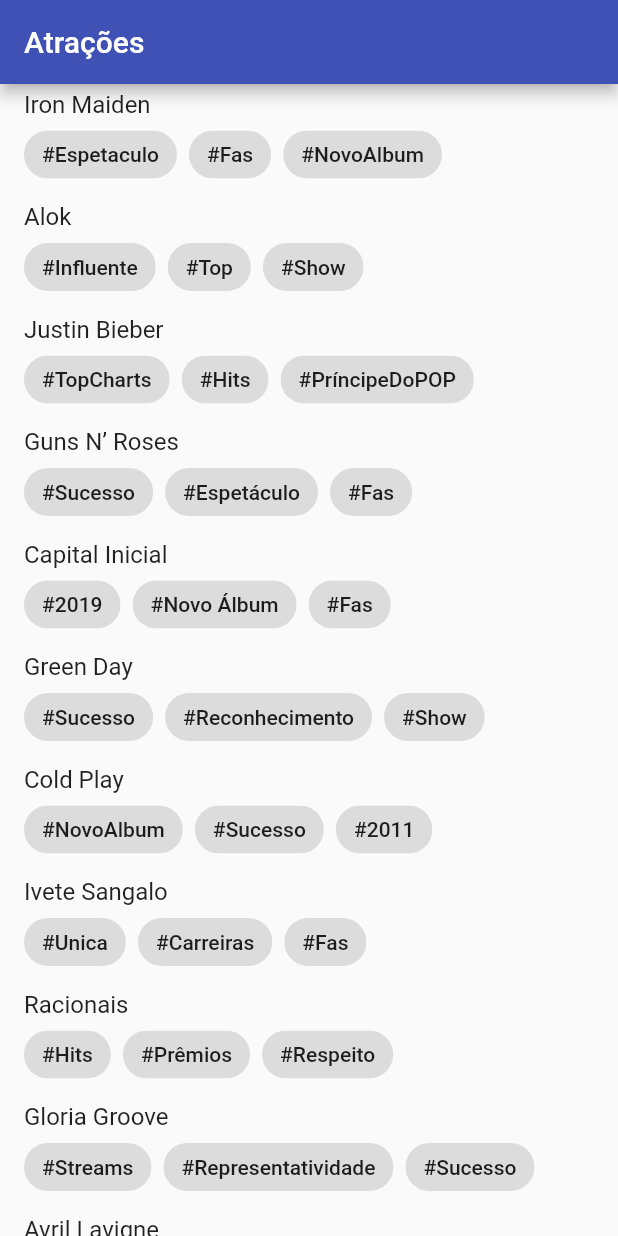
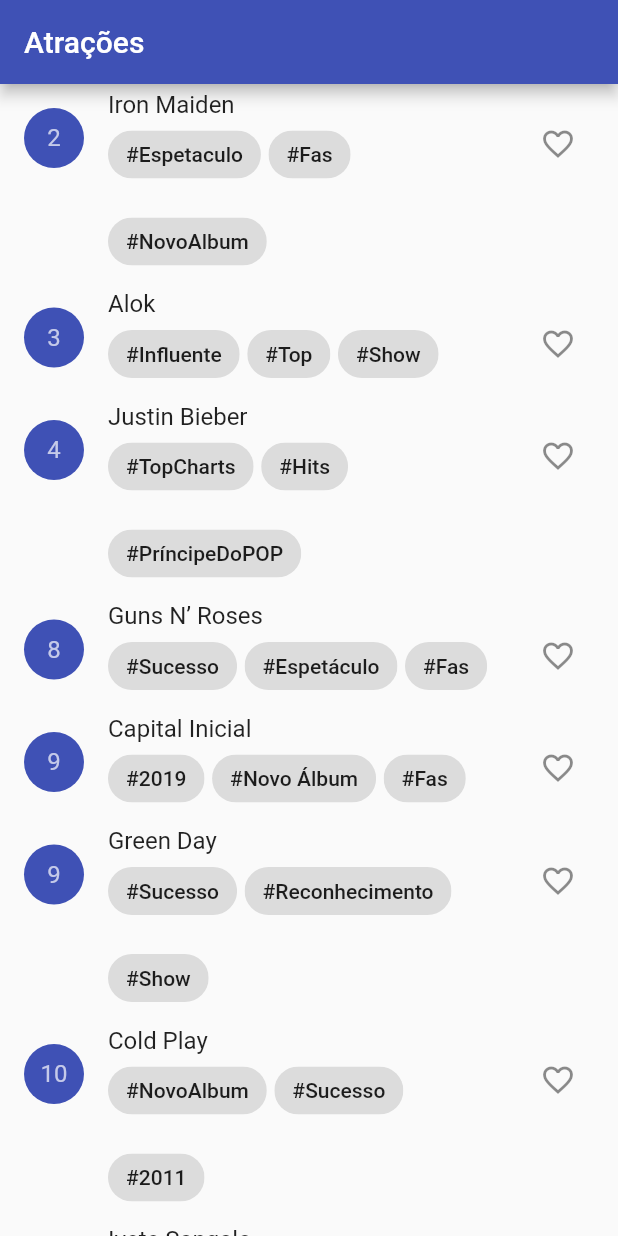
Before and after one commit to alefbispo/RockInRio, a Flutter app: the screen it shows after launch, on a phone screen of 412 x 824 dp. Run offline on Flutter 3.47's test engine with Material 2 defaults, Android fonts, the phone set to English and light mode, and no system bars.

Commit message:
opção curtir

```diff
--- a/lib/main.dart
+++ b/lib/main.dart
@@ -10,6 +10,7 @@ class RockInRio extends StatelessWidget {
   @override
   Widget build(BuildContext context) {
     return MaterialApp(
+      darkTheme: ThemeData.dark(),
       title: 'Rock in Rio',
       debugShowCheckedModeBanner: false,
       theme: ThemeData(primarySwatch: Colors.indigo),
@@ -26,6 +27,8 @@ class HomePage extends StatefulWidget {
 }
 
 class _HomePageState extends State<HomePage> {
+  final List<Atracao> _listFavoritos = [];
+
   @override
   Widget build(BuildContext context) {
     return Scaffold(
@@ -35,17 +38,42 @@ class _HomePageState extends State<HomePage> {
       body: ListView.builder(
         itemCount: listaAtracoes.length,
         itemBuilder: (context, index) {
+          final isFavorito = _listFavoritos.contains(listaAtracoes[index]);
+
+          void _favoritar() {
+            setState(() {
+              if (isFavorito) {
+                _listFavoritos.remove(listaAtracoes[index]);
+              } else {
+                _listFavoritos.add(listaAtracoes[index]);
+              }
+            });
+          }
 
           return ListTile(
+            onTap: () {
+            },
             title: Text(listaAtracoes[index].nome),
             subtitle: Wrap(
-              spacing: 8,
-              runSpacing: 4,
+              spacing: 5,
+              runSpacing: 10,
               children: listaAtracoes[index]
-              .tags
-              .map((tag) => Chip(label: Text('#$tag')))
-              .toList(),
-            )
+                  .tags
+                  .map((tag) => Chip(label: Text('#$tag')))
+                  .toList(),
+            ),
+            leading: CircleAvatar(
+              backgroundColor: Colors.indigo,
+              child: Text('${listaAtracoes[index].dia}'),
+            ),
+            trailing: IconButton(
+              onPressed: () {
+                _favoritar();
+              },
+              icon: isFavorito
+                  ? const Icon(Icons.favorite, color: Colors.red)
+                  : const Icon(Icons.favorite_border),
+            ),
           );
         },
       ),
```
